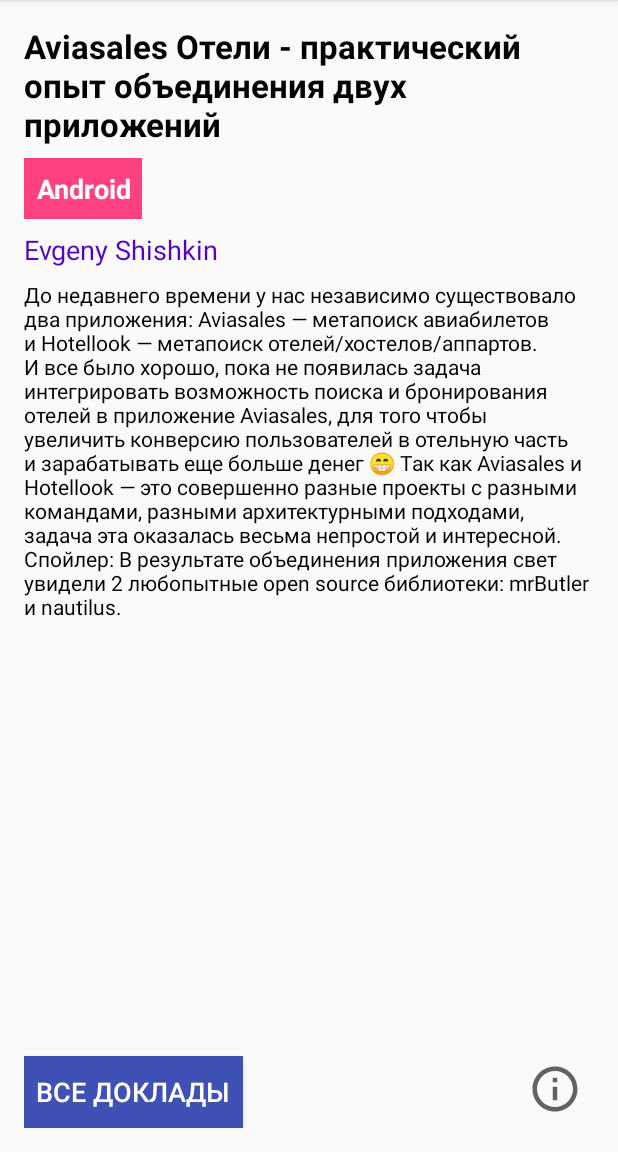
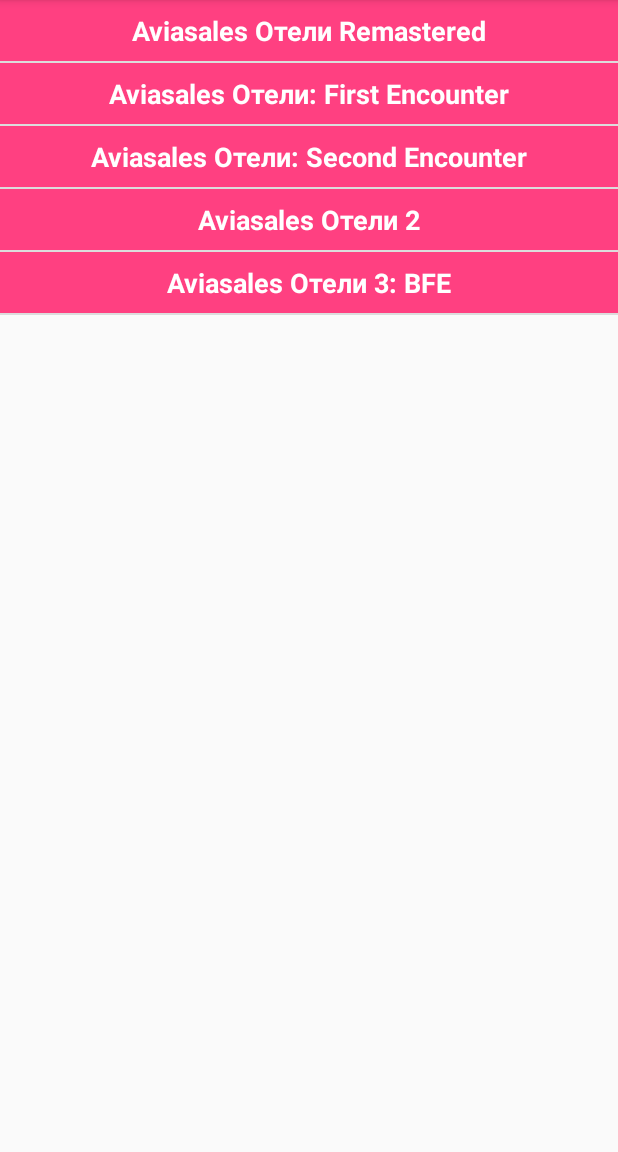
Before and after one commit to sukhoikms27/DevSchoolApp, an Android app: the screen it shows after launch (LectureInfoActivity before the commit, LecturesListActivity after it), on a phone screen of 412 x 824 dp, the part 84-1236 px from its top. Run offline under Robolectric (Android 15) with nearby library versions, the phone set to English and light mode, and no system bars.

Commit message:
change start activity, add RecyclerView and open lectures, some refactoring with lectures/authors

```diff
--- a/app/src/main/AndroidManifest.xml
+++ b/app/src/main/AndroidManifest.xml
@@ -9,9 +9,9 @@
         android:roundIcon="@mipmap/ic_launcher_round"
         android:supportsRtl="true"
         android:theme="@style/AppTheme">
-        <activity android:name=".SpeakerInfoActivity"></activity>
-        <activity android:name=".LecturesListActivity" />
-        <activity android:name=".LectureInfoActivity">
+        <activity android:name=".SpeakerInfoActivity" />
+        <activity android:name=".LectureInfoActivity" />
+        <activity android:name=".LecturesListActivity">
             <intent-filter>
                 <action android:name="android.intent.action.MAIN" />
 
--- a/app/src/main/java/com/example/lsuhinin/myapplication/LecturesListActivity.kt
+++ b/app/src/main/java/com/example/lsuhinin/myapplication/LecturesListActivity.kt
@@ -1,15 +1,46 @@
 package com.example.lsuhinin.myapplication
 
+import android.content.Intent
 import android.support.v7.app.AppCompatActivity
 import android.os.Bundle
-import android.widget.Toast
+import android.support.v7.widget.DividerItemDecoration
+import android.support.v7.widget.LinearLayoutManager
+import android.support.v7.widget.RecyclerView
+import com.example.lsuhinin.myapplication.adapter.LecturesAdapter
+import com.example.lsuhinin.myapplication.pojo.Lecture
+import com.example.lsuhinin.myapplication.pojo.lectures
 
 class LecturesListActivity : AppCompatActivity() {
+
+    lateinit var lecturesRecyclerView: RecyclerView
+    lateinit var lecturesAdapter: LecturesAdapter
 
     override fun onCreate(savedInstanceState: Bundle?) {
         super.onCreate(savedInstanceState)
         setContentView(R.layout.lectures_list_activity)
-        Toast.makeText(this@LecturesListActivity, R.string.error, Toast.LENGTH_SHORT).show()
+        initRecyclerView()
+        loadLections()
 
     }
+
+    fun initRecyclerView() {
+        lecturesRecyclerView = findViewById(R.id.lectures_recycler_view)
+        lecturesRecyclerView.addItemDecoration(DividerItemDecoration(this, DividerItemDecoration.VERTICAL))
+        lecturesRecyclerView.layoutManager = LinearLayoutManager(this)
+
+        val onLectureClickListener = object : LecturesAdapter.OnLectureClickListener {
+            override fun onLectureClick(lecture: Lecture) {
+                val intentLectureInfoActivity = Intent(this@LecturesListActivity, LectureInfoActivity::class.java)
+                intentLectureInfoActivity.putExtra(LectureInfoActivity().LECTURE_ID, lecture.id)
+                startActivity(intentLectureInfoActivity)
+            }
+        }
+
+        lecturesAdapter = LecturesAdapter(onLectureClickListener)
+        lecturesRecyclerView.adapter = lecturesAdapter
+    }
+
+    fun loadLections() {
+        lecturesAdapter.setItems(lectures)
+    }
 }
--- /dev/null
+++ b/app/src/main/java/com/example/lsuhinin/myapplication/adapter/LecturesAdapter.kt
@@ -0,0 +1,57 @@
+package com.example.lsuhinin.myapplication.adapter
+
+import android.support.v7.widget.RecyclerView
+import android.view.LayoutInflater
+import android.view.View
+import android.view.ViewGroup
+import android.widget.TextView
+import com.example.lsuhinin.myapplication.R
+import com.example.lsuhinin.myapplication.pojo.Lecture
+
+
+class LecturesAdapter(onLectureClickListener: OnLectureClickListener): RecyclerView.Adapter<LecturesAdapter.LectureViewHolder>() {
+
+    private val lecturesList = ArrayList<Lecture>()
+    private val onLectureClickListener = onLectureClickListener
+
+    init {
+        this.onLectureClickListener
+    }
+
+    override fun onCreateViewHolder(parent: ViewGroup, viewType: Int): LectureViewHolder {
+        val view = LayoutInflater.from(parent.context).inflate(R.layout.lecture_item_view, parent, false)
+        return LectureViewHolder(view)
+    }
+
+    override fun getItemCount(): Int {
+        return lecturesList.size
+    }
+
+    override fun onBindViewHolder(holder: LectureViewHolder, position: Int) {
+        holder.bind(lecturesList[position])
+    }
+
+    fun setItems(lectures: Collection<Lecture>) {
+        lecturesList.addAll(lectures)
+        notifyDataSetChanged()
+    }
+
+    inner class LectureViewHolder(itemView: View) : RecyclerView.ViewHolder(itemView) {
+
+        private val topicTextView: TextView get() = itemView.findViewById(R.id.topic)
+
+        init {
+            itemView.setOnClickListener {
+                onLectureClickListener.onLectureClick(lecturesList[layoutPosition])
+            }
+        }
+
+        fun bind(lecture: Lecture) {
+            topicTextView.text = lecture.topic
+        }
+    }
+
+    interface OnLectureClickListener {
+        fun onLectureClick(lecture: Lecture)
+    }
+}
--- a/app/src/main/java/com/example/lsuhinin/myapplication/pojo/Speaker.kt
+++ b/app/src/main/java/com/example/lsuhinin/myapplication/pojo/Speaker.kt
@@ -11,8 +11,7 @@ data class Speaker(
         var job: String,
         var location: String,
         var info: String,
-        var social: Social,
-        var lecture: Lecture? = null
+        var social: Social
 ) : Serializable
 
 data class Social(
@@ -22,12 +21,15 @@ data class Social(
 ) : Serializable
 
 data class Lecture(
-        var topic: String,
-        var description: String,
-        var room: String,
-        var track: String,
-        var time: String,
-        var date: String
+        var id: Long,
+        var topic: String?,
+        var description: String?,
+        var room: String?,
+        var track: String?,
+        var time: String?,
+        var date: String?,
+        var speaker: Speaker,
+        var visibility: Boolean = true
 ) : Serializable
 
 val shishkinEvg: Speaker = Speaker(
@@ -41,18 +43,19 @@ val shishkinEvg: Speaker = Speaker(
         social = Social(
                 link = "https://about.me/e.shishkin",
                 twitter = null,
-                telegram = null),
-        lecture = Lecture(
-                topic = "Aviasales Отели - практический опыт объединения двух приложений",
-                description = "До недавнего времени у нас независимо существовало два приложения: Aviasales — метапоиск авиабилетов и Hotellook — метапоиск отелей/хостелов/аппартов. И все было хорошо, пока не появилась задача интегрировать возможность поиска и бронирования отелей в приложение Aviasales, для того чтобы увеличить конверсию пользователей в отельную часть и зарабатывать еще больше денег \uD83D\uDE01 Так как Aviasales и Hotellook — это совершенно разные проекты с разными командами, разными архитектурными подходами, задача эта оказалась весьма непростой и интересной. Спойлер: В результате объединения приложения свет увидели 2 любопытные open source библиотеки: mrButler и nautilus.",
-                room = "Room 1",
-                track = "Android",
-                time = "16:35",
-                date = "27 November"
-        )
+                telegram = null)
 )
 
-val developer: Speaker = Speaker(
+val developer: Lecture = Lecture(
+        id = 999L,
+        topic = null,
+        description = null,
+        room = null,
+        track = null,
+        time = null,
+        date = null,
+        visibility = false,
+        speaker = Speaker(
                 id = 2L,
                 imageSrc = R.drawable.my_photo,
                 country = R.drawable.rus_flag,
@@ -63,6 +66,62 @@ val developer: Speaker = Speaker(
                 social = Social(
                         link = "https://github.com/sukhoikms27",
                         twitter = null,
-                telegram = "@sukhoikms27"),
-        lecture = null
+                        telegram = "@sukhoikms27")
         )
+)
+
+val lectures = listOf(
+        Lecture(
+                id = 1L,
+                topic = "Aviasales Отели Remastered",
+                description = "До недавнего времени у нас независимо существовало два приложения: Aviasales — метапоиск авиабилетов и Hotellook — метапоиск отелей/хостелов/аппартов. И все было хорошо, пока не появилась задача интегрировать возможность поиска и бронирования отелей в приложение Aviasales, для того чтобы увеличить конверсию пользователей в отельную часть и зарабатывать еще больше денег \uD83D\uDE01 Так как Aviasales и Hotellook — это совершенно разные проекты с разными командами, разными архитектурными подходами, задача эта оказалась весьма непростой и интересной. Спойлер: В результате объединения приложения свет увидели 2 любопытные open source библиотеки: mrButler и nautilus.",
+                room = "Room 1",
+                track = "Android",
+                time = "16:35",
+                date = "27 November",
+                speaker = shishkinEvg
+        ),
+        Lecture(
+                id = 2L,
+                topic = "Aviasales Отели: First Encounter",
+                description = "До недавнего времени у нас независимо существовало два приложения: Aviasales — метапоиск авиабилетов и Hotellook — метапоиск отелей/хостелов/аппартов. И все было хорошо, пока не появилась задача интегрировать возможность поиска и бронирования отелей в приложение Aviasales, для того чтобы увеличить конверсию пользователей в отельную часть и зарабатывать еще больше денег \uD83D\uDE01 Так как Aviasales и Hotellook — это совершенно разные проекты с разными командами, разными архитектурными подходами, задача эта оказалась весьма непростой и интересной. Спойлер: В результате объединения приложения свет увидели 2 любопытные open source библиотеки: mrButler и nautilus.",
+                room = "Room 1",
+                track = "Android",
+                time = "16:35",
+                date = "27 November",
+                speaker = shishkinEvg
+        ),
+        Lecture(
+                id = 3L,
+                topic = "Aviasales Отели: Second Encounter",
+                description = "До недавнего времени у нас независимо существовало два приложения: Aviasales — метапоиск авиабилетов и Hotellook — метапоиск отелей/хостелов/аппартов. И все было хорошо, пока не появилась задача интегрировать возможность поиска и бронирования отелей в приложение Aviasales, для того чтобы увеличить конверсию пользователей в отельную часть и зарабатывать еще больше денег \uD83D\uDE01 Так как Aviasales и Hotellook — это совершенно разные проекты с разными командами, разными архитектурными подходами, задача эта оказалась весьма непростой и интересной. Спойлер: В результате объединения приложения свет увидели 2 любопытные open source библиотеки: mrButler и nautilus.",
+                room = "Room 1",
+                track = "Android",
+                time = "16:35",
+                date = "27 November",
+                speaker = shishkinEvg
+        ),
+        Lecture(
+                id = 4L,
+                topic = "Aviasales Отели 2",
+                description = "До недавнего времени у нас независимо существовало два приложения: Aviasales — метапоиск авиабилетов и Hotellook — метапоиск отелей/хостелов/аппартов. И все было хорошо, пока не появилась задача интегрировать возможность поиска и бронирования отелей в приложение Aviasales, для того чтобы увеличить конверсию пользователей в отельную часть и зарабатывать еще больше денег \uD83D\uDE01 Так как Aviasales и Hotellook — это совершенно разные проекты с разными командами, разными архитектурными подходами, задача эта оказалась весьма непростой и интересной. Спойлер: В результате объединения приложения свет увидели 2 любопытные open source библиотеки: mrButler и nautilus.",
+                room = "Room 1",
+                track = "Android",
+                time = "16:35",
+                date = "27 November",
+                speaker = shishkinEvg
+        ),
+        Lecture(
+                id = 5L,
+                topic = "Aviasales Отели 3: BFE",
+                description = "До недавнего времени у нас независимо существовало два приложения: Aviasales — метапоиск авиабилетов и Hotellook — метапоиск отелей/хостелов/аппартов. И все было хорошо, пока не появилась задача интегрировать возможность поиска и бронирования отелей в приложение Aviasales, для того чтобы увеличить конверсию пользователей в отельную часть и зарабатывать еще больше денег \uD83D\uDE01 Так как Aviasales и Hotellook — это совершенно разные проекты с разными командами, разными архитектурными подходами, задача эта оказалась весьма непростой и интересной. Спойлер: В результате объединения приложения свет увидели 2 любопытные open source библиотеки: mrButler и nautilus.",
+                room = "Room 1",
+                track = "Android",
+                time = "16:35",
+                date = "27 November",
+                speaker = shishkinEvg
+        )
+
+
+
+)
--- /dev/null
+++ b/app/src/main/res/layout/lecture_item_view.xml
@@ -0,0 +1,18 @@
+<?xml version="1.0" encoding="utf-8"?>
+<android.support.constraint.ConstraintLayout xmlns:android="http://schemas.android.com/apk/res/android"
+    xmlns:app="http://schemas.android.com/apk/res-auto"
+    xmlns:tools="http://schemas.android.com/tools"
+    android:layout_width="match_parent"
+    android:layout_height="wrap_content">
+
+    <TextView
+        android:id="@+id/topic"
+        android:layout_width="match_parent"
+        android:layout_height="wrap_content"
+        app:layout_constraintStart_toStartOf="parent"
+        app:layout_constraintTop_toTopOf="parent"
+        style="@style/TextView.Chips"
+        android:text="@string/topic"
+        />
+
+</android.support.constraint.ConstraintLayout>
--- a/app/src/main/res/layout/lectures_list_activity.xml
+++ b/app/src/main/res/layout/lectures_list_activity.xml
@@ -1,14 +1,16 @@
 <?xml version="1.0" encoding="utf-8"?>
-<LinearLayout xmlns:android="http://schemas.android.com/apk/res/android"
+<android.support.constraint.ConstraintLayout xmlns:android="http://schemas.android.com/apk/res/android"
+    xmlns:app="http://schemas.android.com/apk/res-auto"
+    xmlns:tools="http://schemas.android.com/tools"
+    android:id="@+id/linearLayout"
     android:layout_width="match_parent"
-    android:layout_height="match_parent"
-    android:orientation="vertical">
+    android:layout_height="match_parent">
 
-    <TextView
-        android:layout_width="match_parent"
-        android:layout_height="0dp"
-        android:layout_weight="1"
-        android:textSize="140sp"
-        android:gravity="center"
-        android:text="@string/thinking"/>
-</LinearLayout>
+
+        <android.support.v7.widget.RecyclerView
+            android:id="@+id/lectures_recycler_view"
+            android:layout_height="match_parent"
+            android:layout_width="match_parent">
+        </android.support.v7.widget.RecyclerView>
+
+</android.support.constraint.ConstraintLayout>
```
Also changed, not shown: app/build.gradle (+4 -4 lines), app/src/main/java/com/example/lsuhinin/myapplication/LectureInfoActivity.kt (+27 -6 lines), app/src/main/java/com/example/lsuhinin/myapplication/SpeakerInfoActivity.kt (+30 -22 lines), app/src/main/res/layout/speaker_info_activity.xml (+27 -35 lines). Lines whose indentation alone changed are shown as unchanged.
